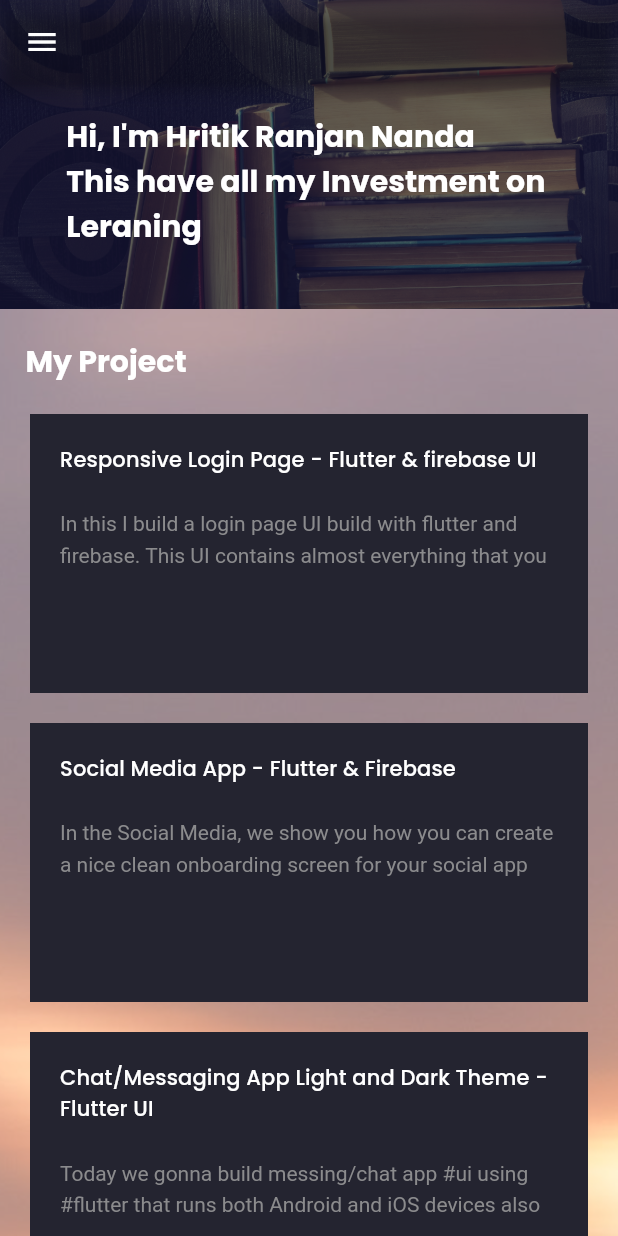
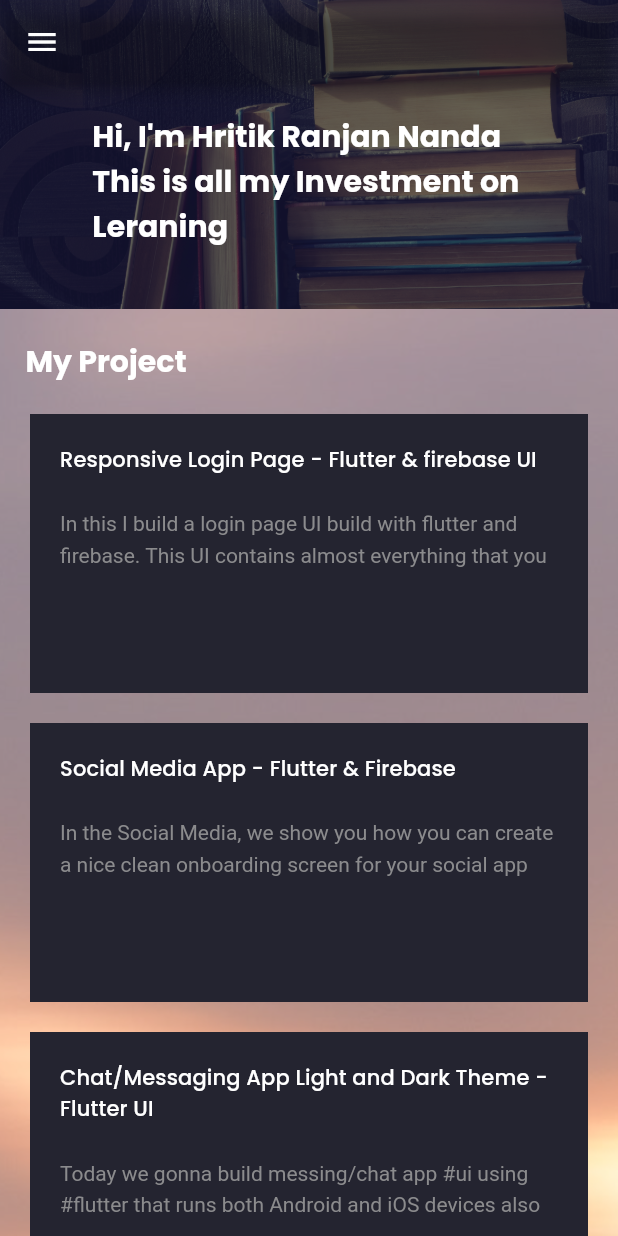
Before and after one commit to Hritik5099/hritikportfolio, a Flutter app: the screen it shows after launch, on a phone screen of 412 x 824 dp. Run offline on Flutter 3.47's test engine with Material 2 defaults, Android fonts, the light colour scheme and no system bars; our stand-ins replace animated_text_kit, cached_network_image, google_fonts.

Commit message:
latest commit

```diff
--- a/lib/constants.dart
+++ b/lib/constants.dart
@@ -10,4 +10,4 @@ const defaultPadding = 20.0;
 const defaultDuration = Duration(seconds: 1);
 const maxWidth = 1440.0;
 final String intro_heading= "Hi, I'm Hritik Ranjan Nanda";
-final String intro= "This have all my Investment on \nLeraning";
+final String intro= "This is all my Investment on \nLeraning";
```
